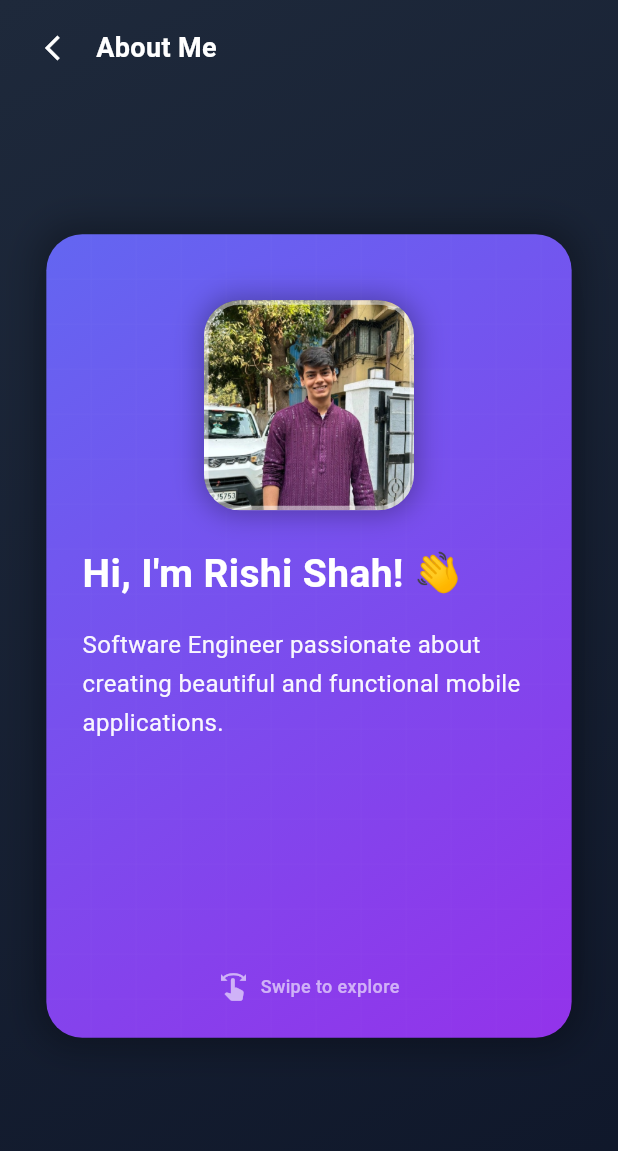
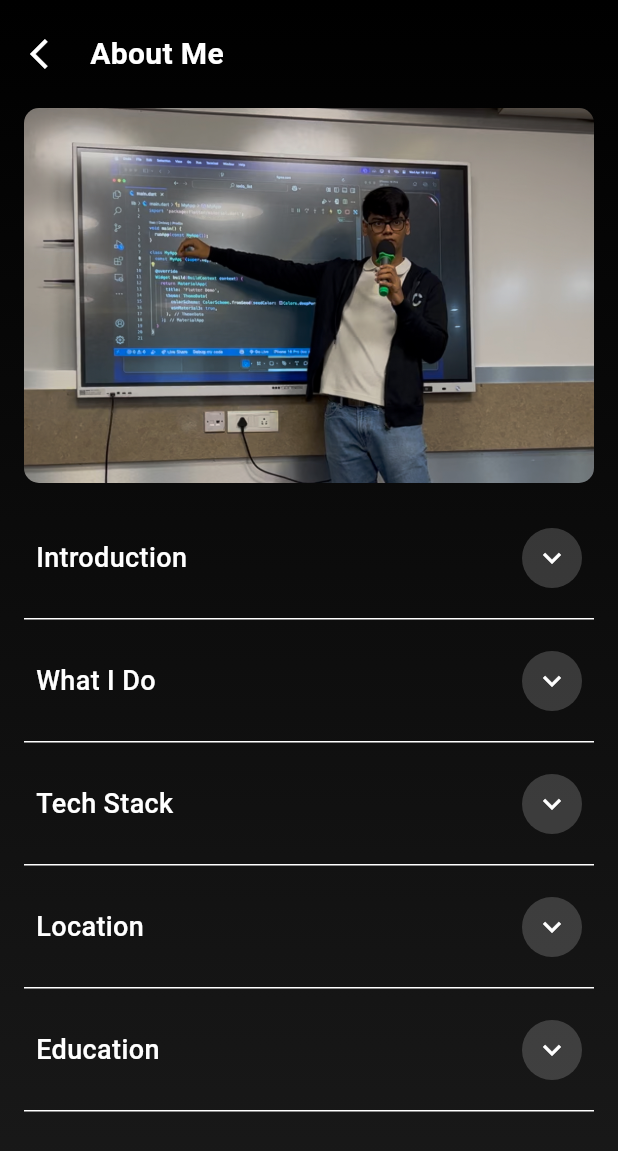
Before and after one commit to shahrishi501/rish_portfolio, a Flutter app: the AboutMePage screen opened directly, on a phone screen of 412 x 824 dp. Shown: the top 1151 px of the screen. Run offline on Flutter 3.47's test engine with Material 3 defaults, Android fonts, the light colour scheme and no system bars; our stand-ins replace flutter_svg, icons_plus; missing offline and left inert: device_frame, svg_path_parser.

Commit message:
about me section updated

```diff
--- a/rishi_portfolio/lib/app_icons_screen.dart
+++ b/rishi_portfolio/lib/app_icons_screen.dart
@@ -34,7 +34,7 @@ class PortfolioHomePage extends StatefulWidget {
 class _PortfolioHomePageState extends State<PortfolioHomePage> {
   Future<void> _launchResume() async {
     final Uri url = Uri.parse(
-      'https://drive.google.com/file/d/1HhdpdQRvbId-Ona_j9S8vUWy_FpjsBLH/view?usp=sharing',
+      'https://drive.google.com/file/d/1NFMLIdBV8Wg3jwt8JKdKVZmI13PM-y_W/view?usp=sharing',
     );
     if (!await launchUrl(url)) {
       throw Exception('Could not launch $url');
--- a/rishi_portfolio/lib/widgets/about_me_screen_widget.dart
+++ b/rishi_portfolio/lib/widgets/about_me_screen_widget.dart
@@ -1,7 +1,7 @@
 import 'package:flutter/material.dart';
-import 'dart:math';
+import 'package:flutter_svg/svg.dart';
 
-// About Me Page with Shuffling Cards
+// About Me Page with Expandable Sections
 class AboutMePage extends StatefulWidget {
   const AboutMePage({super.key});
 
@@ -9,122 +9,65 @@ class AboutMePage extends StatefulWidget {
   State<AboutMePage> createState() => _AboutMePageState();
 }
 
-class _AboutMePageState extends State<AboutMePage> with TickerProviderStateMixin {
-  int currentCardIndex = 0;
-  late AnimationController _controller;
-  late Animation<Offset> _slideAnimation;
+class _AboutMePageState extends State<AboutMePage> {
+  Set<int> expandedSections = {};
 
-  final List<CardData> cards = [
-    CardData(
-      title: 'Hi, I\'m Rishi Shah! 👋',
-      content: 'Software Engineer passionate about creating beautiful and functional mobile applications.',
-      icon: Icons.person,
-      gradient: [Color(0xFF6366F1), Color(0xFF9333EA)],
-      hasImage: true,
+  void toggleSection(int index) {
+    setState(() {
+      if (expandedSections.contains(index)) {
+        expandedSections.remove(index);
+      } else {
+        expandedSections.add(index);
+      }
+    });
+  }
+
+  final List<TechStackItem> techStackItems = [
+    TechStackItem(name: 'Flutter', iconPath: 'assets/skill-icons/flutter.svg'),
+    TechStackItem(name: 'Firebase', iconPath: 'assets/skill-icons/firebase.svg',),
+    TechStackItem(name: 'C', iconPath: 'assets/skill-icons/c.svg'),
+    TechStackItem(name: 'C++', iconPath: 'assets/skill-icons/cpp.svg'),
+    TechStackItem(name: 'Go', iconPath: 'assets/skill-icons/go.svg'),
+    TechStackItem(name: 'MongoDB', iconPath: 'assets/skill-icons/mongodb.svg'),
+    TechStackItem(name: 'PostgreSQL', iconPath: 'assets/skill-icons/postgresql.svg',),
+  ];
+
+  final List<SectionData> sections = [
+    SectionData(
+      title: 'Introduction',
+      content: 'Hi, I’m Rishi Shah!\n\nA software engineer passionate about building clean, functional, and user-friendly mobile apps. \n\nWhen I’m not coding, I’m usually discovering new music or curating playlists that keep me inspired.\n\nYou’ll also find me exploring cafés, observing their atmosphere, and enjoying the stories each space carries.',
+      type: SectionType.text
     ),
-    CardData(
+    SectionData(
       title: 'What I Do',
-      content: 'I specialize in mobile app development with Flutter and cross-platform solutions. I love building applications that solve real-world problems.',
-      icon: Icons.code,
-      gradient: [Color(0xFF9333EA), Color(0xFFEC4899)],
+      content: 'I specialize in mobile app development using Flutter, creating cross-platform solutions that are fast, scalable, and user-friendly.\n\nI enjoy building applications that solve real-world problems with clean code and thoughtful design.',
+      type: SectionType.text
     ),
-    CardData(
-      title: 'My Passion',
-      content: 'I enjoy working on innovative projects that challenge me to learn and grow. When I\'m not coding, you can find me exploring new technologies.',
-      icon: Icons.lightbulb,
-      gradient: [Color(0xFFEC4899), Color(0xFFEF4444)],
+    SectionData(
+      title: 'Tech Stack',
+      content: 'Flutter • Dart • Firebase • REST APIs • Git\nUI/UX Design • Mobile Development\nCloud Computing • AI & ML',
+      type: SectionType.techStack,
     ),
-    CardData(
-      title: 'Tech Stack',
-      content: '',
-      icon: Icons.laptop_mac,
-      gradient: [Color(0xFF10B981), Color(0xFF14B8A6)],
-      interests: ['Mobile Development', 'Flutter', 'UI/UX Design', 'Cloud Computing', 'AI & ML', 'Problem Solving'],
+    SectionData(
+      title: 'Location',
+      content: '📍 Mumbai, India 🇮🇳\n\nOpen to remote opportunities and collaborations worldwide.',
+      type: SectionType.text,
     ),
-    CardData(
-      title: 'Location',
-      content: 'Mumbai, India 🇮🇳',
-      icon: Icons.location_on,
-      gradient: [Color(0xFFF97316), Color(0xFFFBBF24)],
-    ),
-    CardData(
+    SectionData(
       title: 'Education',
-      content: 'Computer Science Graduate with a passion for continuous learning and innovation.',
-      icon: Icons.school,
-      gradient: [Color(0xFF6366F1), Color(0xFF3B82F6)],
-    ),
-    CardData(
-      title: 'Let\'s Connect!',
-      content: 'rishi@example.com',
-      subcontent: 'Always open to exciting opportunities and collaborations.',
-      icon: Icons.email,
-      gradient: [Color(0xFF06B6D4), Color(0xFF3B82F6)],
+      content: '🎓 B.Tech in Computer Engineering – DJ Sanghvi College of Engineering, Mumbai, Maharashtra \n\nExpected Graduation: May 2026',
+      type: SectionType.text,
     ),
   ];
-
-  @override
-  void initState() {
-    super.initState();
-    _controller = AnimationController(
-      duration: Duration(milliseconds: 300),
-      vsync: this,
-    );
-    _slideAnimation = Tween<Offset>(
-      begin: Offset.zero,
-      end: Offset.zero,
-    ).animate(CurvedAnimation(parent: _controller, curve: Curves.easeInOut));
-  }
-
-  @override
-  void dispose() {
-    _controller.dispose();
-    super.dispose();
-  }
-
-  void _nextCard() {
-    if (currentCardIndex < cards.length - 1) {
-      setState(() {
-        _slideAnimation = Tween<Offset>(
-          begin: Offset.zero,
-          end: Offset(-1.5, 0),
-        ).animate(CurvedAnimation(parent: _controller, curve: Curves.easeInOut));
-      });
-
-      _controller.forward().then((_) {
-        setState(() {
-          currentCardIndex++;
-        });
-        _controller.reset();
-      });
-    }
-  }
-
-  void _previousCard() {
-    if (currentCardIndex > 0) {
-      setState(() {
-        _slideAnimation = Tween<Offset>(
-          begin: Offset.zero,
-          end: Offset(1.5, 0),
-        ).animate(CurvedAnimation(parent: _controller, curve: Curves.easeInOut));
-      });
-
-      _controller.forward().then((_) {
-        setState(() {
-          currentCardIndex--;
-        });
-        _controller.reset();
-      });
-    }
-  }
 
   @override
   Widget build(BuildContext context) {
     return Container(
       decoration: BoxDecoration(
         gradient: LinearGradient(
-          begin: Alignment.topLeft,
-          end: Alignment.bottomRight,
-          colors: [Color(0xFF1E293B), Color(0xFF0F172A)],
+          begin: Alignment.topCenter,
+          end: Alignment.bottomCenter,
+          colors: [Color(0xFF000000), Color(0xFF1a1a1a)],
         ),
       ),
       child: Scaffold(
@@ -134,61 +77,63 @@ class _AboutMePageState extends State<AboutMePage> with TickerProviderStateMixin
             children: [
               // Custom AppBar
               Padding(
-                padding: EdgeInsets.symmetric(horizontal: 16, vertical: 8),
+                padding: EdgeInsets.symmetric(horizontal: 8, vertical: 12),
                 child: Row(
                   children: [
                     IconButton(
-                      icon: Icon(Icons.arrow_back_ios, color: Colors.white, size: 20),
+                      icon: Icon(
+                        Icons.arrow_back_ios,
+                        color: Colors.white,
+                        size: 24,
+                      ),
                       onPressed: () => Navigator.pop(context),
                     ),
+                    SizedBox(width: 4),
                     Text(
                       'About Me',
                       style: TextStyle(
                         color: Colors.white,
-                        fontWeight: FontWeight.bold,
-                        fontSize: 18,
+                        fontWeight: FontWeight.w600,
+                        fontSize: 20,
                       ),
                     ),
                   ],
                 ),
               ),
 
-              // Card Stack
-              Expanded(
-                child: GestureDetector(
-                  onHorizontalDragEnd: (details) {
-                    if (details.primaryVelocity! < 0) {
-                      _nextCard();
-                    } else if (details.primaryVelocity! > 0) {
-                      _previousCard();
-                    }
-                  },
-                  child: Center(
-                    child: Stack(
-                      alignment: Alignment.center,
-                      children: [
-                        // Background cards for depth effect
-                        if (currentCardIndex < cards.length - 1)
-                          Transform.scale(
-                            scale: 0.9,
-                            child: Opacity(
-                              opacity: 0.5,
-                              child: _buildCard(cards[currentCardIndex + 1], false),
-                            ),
-                          ),
-
-                        // Current card with animation
-                        SlideTransition(
-                          position: _slideAnimation,
-                          child: _buildCard(cards[currentCardIndex], true),
-                        ),
-                      ],
+              // Profile Image
+              Padding(
+                padding: const EdgeInsets.symmetric(horizontal: 16.0),
+                child: Container(
+                  height: 250,
+                  width: double.infinity,
+                  decoration: BoxDecoration(
+                    borderRadius: BorderRadius.circular(10),
+                    image: DecorationImage(
+                      image: AssetImage("assets/img/IMG_5179.jpg"),
+                      fit: BoxFit.cover,
+                      alignment: Alignment(0, -0.3),
                     ),
                   ),
                 ),
               ),
 
-              SizedBox(height: 40),
+              SizedBox(height: 10),
+
+              // Expandable Sections
+              Expanded(
+                child: ListView.builder(
+                  padding: EdgeInsets.symmetric(horizontal: 16),
+                  itemCount: sections.length,
+                  itemBuilder: (context, index) {
+                    return _buildExpandableSection(
+                      sections[index],
+                      index,
+                      expandedSections.contains(index),
+                    );
+                  },
+                ),
+              ),
             ],
           ),
         ),
@@ -196,226 +141,146 @@ class _AboutMePageState extends State<AboutMePage> with TickerProviderStateMixin
     );
   }
 
-  Widget _buildCard(CardData cardData, bool isInteractive) {
+  Widget _buildExpandableSection(
+    SectionData section,
+    int index,
+    bool isExpanded,
+  ) {
     return Container(
-      width: MediaQuery.of(context).size.width * 0.85,
-      height: MediaQuery.of(context).size.height * 0.65,
+      margin: EdgeInsets.only(bottom: 1),
       decoration: BoxDecoration(
-        gradient: LinearGradient(
-          begin: Alignment.topLeft,
-          end: Alignment.bottomRight,
-          colors: cardData.gradient,
+        border: Border(bottom: BorderSide(color: Colors.white, width: 1)),
       ),
-        borderRadius: BorderRadius.circular(24),
-        boxShadow: [
-          BoxShadow(
-            color: Colors.black.withOpacity(0.3),
-            blurRadius: 20,
-            spreadRadius: 5,
-          ),
-        ],
-      ),
-      child: ClipRRect(
-        borderRadius: BorderRadius.circular(24),
-        child: Stack(
+      child: Column(
         children: [
-            // Background pattern
-            Positioned.fill(
-              child: Opacity(
-                opacity: 0.1,
-                child: CustomPaint(
-                  painter: GridPatternPainter(),
-                ),
-              ),
-            ),
-
-            // Content
-            Padding(
-              padding: EdgeInsets.all(24),
-              child: Column(
-                crossAxisAlignment: CrossAxisAlignment.start,
+          InkWell(
+            onTap: () => toggleSection(index),
+            child: Padding(
+              padding: EdgeInsets.symmetric(vertical: 20, horizontal: 8),
+              child: Row(
+                mainAxisAlignment: MainAxisAlignment.spaceBetween,
                 children: [
-                  // Profile image for first card
-                  if (cardData.hasImage)
-                    Center(
-                      child: Container(
-                        height: 140,
-                        width: 140,
-                        margin: EdgeInsets.only(bottom: 24, top: 20),
-                        decoration: BoxDecoration(
-                          borderRadius: BorderRadius.circular(24),
-                          image: DecorationImage(
-                            image: AssetImage("assets/img/IMG_5178.JPG"),
-                            fit: BoxFit.cover,
-                          ),
-                          border: Border.all(
-                            color: Colors.white.withOpacity(0.5),
-                            width: 3,
-                          ),
-                          boxShadow: [
-                            BoxShadow(
-                              color: Colors.black.withOpacity(0.3),
-                              blurRadius: 15,
-                              spreadRadius: 2,
-                            ),
-                          ],
-                        ),
-                      ),
-                    )
-                  else
-                    Container(
-                      padding: EdgeInsets.all(16),
-                      margin: EdgeInsets.only(bottom: 20, top: 20),
-                      decoration: BoxDecoration(
-                        color: Colors.white.withOpacity(0.2),
-                        borderRadius: BorderRadius.circular(16),
-                      ),
-                      child: Icon(
-                        cardData.icon,
+                  Text(
+                    section.title,
+                    style: TextStyle(
                       color: Colors.white,
-                        size: 40,
-                      ),
-                    ),
-
-                  // Title
-                  Text(
-                    cardData.title,
-                    style: TextStyle(
-                      fontSize: 26,
-                      fontWeight: FontWeight.bold,
-                      color: Colors.white,
-                    ),
-                  ),
-                  SizedBox(height: 16),
-
-                  // Content
-                  if (cardData.content.isNotEmpty)
-                    Text(
-                      cardData.content,
-                      style: TextStyle(
-                        fontSize: 16,
-                        color: Colors.white.withOpacity(0.95),
-                        height: 1.6,
-                      ),
-                    ),
-
-                  // Subcontent
-                  if (cardData.subcontent != null) ...[
-                    SizedBox(height: 12),
-                    Text(
-                      cardData.subcontent!,
-                      style: TextStyle(
-                        fontSize: 14,
-                        color: Colors.white.withOpacity(0.8),
-                        fontStyle: FontStyle.italic,
-                      ),
-                    ),
-                  ],
-
-                  // Interests/Skills
-                  if (cardData.interests != null) ...[
-                    SizedBox(height: 16),
-                    Wrap(
-                      spacing: 8,
-                      runSpacing: 8,
-                      children: cardData.interests!
-                          .map((interest) => Container(
-                                padding: EdgeInsets.symmetric(horizontal: 14, vertical: 8),
-                                decoration: BoxDecoration(
-                                  color: Colors.white.withOpacity(0.25),
-                                  borderRadius: BorderRadius.circular(20),
-                                  border: Border.all(
-                                    color: Colors.white.withOpacity(0.4),
-                                    width: 1.5,
-                                  ),
-                                ),
-                                child: Text(
-                                  interest,
-                                  style: TextStyle(
-                                    fontSize: 13,
-                                    color: Colors.white,
+                      fontSize: 18,
                       fontWeight: FontWeight.w500,
                     ),
                   ),
-                              ))
-                          .toList(),
+                  Container(
+                    width: 40,
+                    height: 40,
+                    decoration: BoxDecoration(
+                      color: Colors.grey.withOpacity(0.3),
+                      shape: BoxShape.circle,
                     ),
-                  ],
-
-                  Spacer(),
-
-                  // Swipe instruction
-                  if (isInteractive)
-                    Center(
-                      child: Row(
-                        mainAxisAlignment: MainAxisAlignment.center,
-                        children: [
-                          Icon(
-                            Icons.swipe,
-                            color: Colors.white.withOpacity(0.6),
-                            size: 20,
-                          ),
-                          SizedBox(width: 8),
-                          Text(
-                            'Swipe to explore',
-                            style: TextStyle(
-                              color: Colors.white.withOpacity(0.6),
-                              fontSize: 12,
-                              fontWeight: FontWeight.w500,
+                    child: Icon(
+                      isExpanded
+                          ? Icons.keyboard_arrow_up
+                          : Icons.keyboard_arrow_down,
+                      color: Colors.white,
+                      size: 24,
                     ),
                   ),
                 ],
               ),
             ),
-                ],
           ),
+          AnimatedCrossFade(
+            firstChild: Container(),
+            secondChild: Padding(
+              padding: EdgeInsets.only(left: 8, right: 8, bottom: 20),
+              child: section.type == SectionType.techStack
+                  ? _buildTechStackGrid()
+                  :
+              Align(
+                alignment: Alignment.centerLeft,
+                child: Text(
+                  section.content,
+                  style: TextStyle(
+                    color: Colors.white,
+                    fontSize: 15,
+                    height: 1.6,
+                  ),
+                ),
+              ),
+            ),
+            crossFadeState:
+                isExpanded
+                    ? CrossFadeState.showSecond
+                    : CrossFadeState.showFirst,
+            duration: Duration(milliseconds: 300),
           ),
         ],
       ),
+    );
+  }
+
+  Widget _buildTechStackGrid() {
+    return GridView.builder(
+      shrinkWrap: true,
+      physics: NeverScrollableScrollPhysics(),
+      gridDelegate: SliverGridDelegateWithFixedCrossAxisCount(
+        crossAxisCount: 4,
+        crossAxisSpacing: 16,
+        mainAxisSpacing: 16,
+        childAspectRatio: 1,
       ),
+      itemCount: techStackItems.length,
+      itemBuilder: (context, index) {
+        return _buildTechStackItem(techStackItems[index]);
+      },
+    );
+  }
+
+  Widget _buildTechStackItem(TechStackItem item) {
+    return Column(
+      mainAxisAlignment: MainAxisAlignment.center,
+      children: [
+        Container(
+          width: 50,
+          height: 50,
+          padding: EdgeInsets.all(8),
+          child: SvgPicture.asset(
+            item.iconPath,
+            fit: BoxFit.contain,
+          ),
+        ),
+        SizedBox(height: 6),
+        Text(
+          item.name,
+          style: TextStyle(
+            color: Colors.white.withOpacity(0.8),
+            fontSize: 12,
+          ),
+          textAlign: TextAlign.center,
+          maxLines: 1,
+          overflow: TextOverflow.ellipsis,
+        ),
+      ],
     );
   }
 }
 
-class CardData {
+
+enum SectionType { text, techStack }
+
+class SectionData {
   final String title;
   final String content;
-  final String? subcontent;
-  final IconData icon;
-  final List<Color> gradient;
-  final List<String>? interests;
-  final bool hasImage;
+  final SectionType type;
 
-  CardData({
+  SectionData({
     required this.title,
     required this.content,
-    this.subcontent,
-    required this.icon,
-    required this.gradient,
-    this.interests,
-    this.hasImage = false,
+    this.type = SectionType.text,
   });
 }
 
-class GridPatternPainter extends CustomPainter {
-  @override
-  void paint(Canvas canvas, Size size) {
-    final paint = Paint()
-      ..color = Colors.white.withOpacity(0.1)
-      ..strokeWidth = 1
-      ..style = PaintingStyle.stroke;
+class TechStackItem {
+  final String name;
+  final String iconPath;
 
-    const spacing = 30.0;
-
-    for (double i = 0; i < size.width; i += spacing) {
-      canvas.drawLine(Offset(i, 0), Offset(i, size.height), paint);
+  TechStackItem({required this.name, required this.iconPath});
 }
-
-    for (double i = 0; i < size.height; i += spacing) {
-      canvas.drawLine(Offset(0, i), Offset(size.width, i), paint);
-    }
-  }
-
-  @override
-  bool shouldRepaint(covariant CustomPainter oldDelegate) => false;
-}
--- a/rishi_portfolio/lib/widgets/experience_page_widget.dart
+++ b/rishi_portfolio/lib/widgets/experience_page_widget.dart
@@ -128,6 +128,15 @@ class _ExperiencePageWidgetState extends State<ExperiencePageWidget> {
                     ),
                   ),
                 ],
+              ),
+            ),
+
+            Text(
+              'Swipe up to view more experiences',
+              style: TextStyle(
+                color: Color(0xFF7F7878),
+                fontSize: 14,
+                fontWeight: FontWeight.w600
               ),
             ),
           ],
```
Also changed, not shown: rishi_portfolio/assets/img/IMG_5179.jpg (added), 1 other file. Lines whose indentation alone changed are shown as unchanged.
